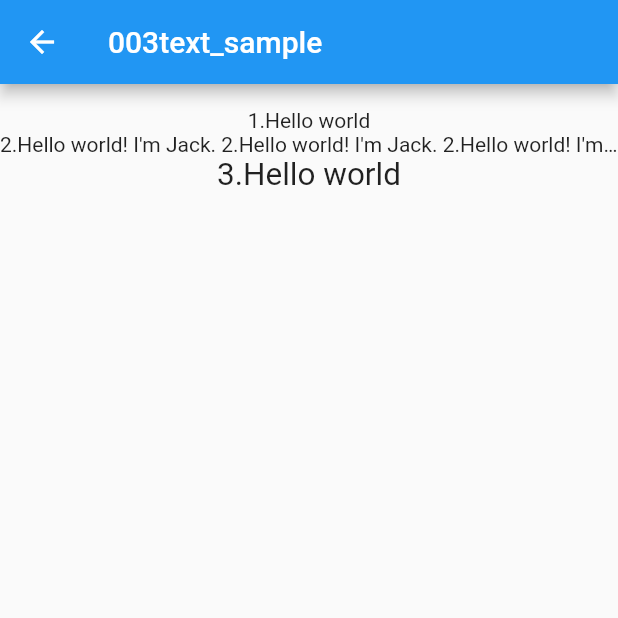
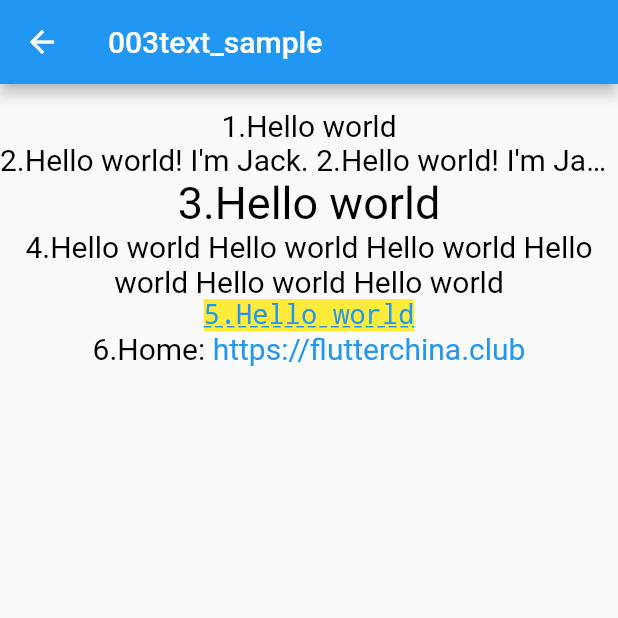
Before and after one commit to mudssky/learn-flutter, a Flutter app: the TextSample screen opened by its route, on a phone screen of 412 x 824 dp, the top half of it. Run offline on Flutter 3.47's test engine with Material 2 defaults, Android fonts, the phone set to English and light mode, and no system bars; our stand-ins replace fluttertoast, go_router, logger; Roboto replaces fonts that are missing (LXGWWenKai).

Commit message:
✨ feat: add codes

```diff
--- a/lib/practices/001counter.dart
+++ b/lib/practices/001counter.dart
@@ -1,3 +1,5 @@
+// ignore_for_file: file_names
+
 import 'package:flutter/material.dart';
 
 class Counter extends StatefulWidget {
--- a/lib/practices/003text_sample.dart
+++ b/lib/practices/003text_sample.dart
@@ -1,9 +1,11 @@
+// ignore_for_file: file_names
+
 import 'package:flutter/material.dart';
 
 class TextSample extends StatelessWidget {
-  TextSample();
+  const TextSample({super.key});
 
-  String title = "003text_sample";
+  final String title = "003text_sample";
 
   @override
   Widget build(BuildContext context) {
@@ -11,25 +13,60 @@ class TextSample extends StatelessWidget {
         appBar: AppBar(
           title: Text(title),
         ),
-        body: Padding(
+        // 设置文本默认样式的widget，最外面套一层，子节点中的文本都会继承
+        body: DefaultTextStyle(
+          style: const TextStyle(
+            color: Colors.black,
+            // color: Colors.red,
+            fontSize: 20.0,
+          ),
+          child: Padding(
             padding: const EdgeInsets.only(top: 16.0),
             child: Column(
               mainAxisAlignment: MainAxisAlignment.start,
               children: [
-              Text(
+                const Text(
                   "1.Hello world",
                   textAlign: TextAlign.left,
                 ),
+                // 溢出处理
                 Text(
                   "2.Hello world! I'm Jack. " * 4,
                   maxLines: 1,
                   overflow: TextOverflow.ellipsis,
                 ),
-              Text(
+                // 字体大小缩放
+                const Text(
                   "3.Hello world",
                   textScaleFactor: 1.5,
-              )
+                ),
+                // 对齐方式，参考系式字符widget本身，也就是文本长度大于text容器宽度才有意义
+                Text(
+                  "4.${"Hello world " * 6}", //字符串重复六次
+                  textAlign: TextAlign.center,
+                ),
+                // TextStyle,字体样式相关设置,指定文本显示的样式如颜色、字体、粗细、背景等
+                Text(
+                  "5.Hello world",
+                  style: TextStyle(
+                      color: Colors.blue,
+                      fontSize: 18.0,
+                      height: 1.2,
+                      fontFamily: "Courier",
+                      background: Paint()..color = Colors.yellow,
+                      decoration: TextDecoration.underline,
+                      decorationStyle: TextDecorationStyle.dashed),
+                ),
+                // 6 Textspan,就相当于span，可以对一个text分成不同部分设置不同的样式
+                const Text.rich(TextSpan(children: [
+                  TextSpan(text: "6.Home: "),
+                  TextSpan(
+                    text: "https://flutterchina.club",
+                    style: TextStyle(color: Colors.blue),
+                  ),
+                ]))
               ],
+            ),
           ),
         ));
   }
--- a/lib/practices/index.dart
+++ b/lib/practices/index.dart
@@ -5,6 +5,7 @@ import 'package:learn_flutter/practices/002counter_provider.dart';
 import 'package:learn_flutter/practices/003text_sample.dart';
 
 import '001counter.dart';
+import '004button_sample.dart';
 
 class RouterItem {
   late String path;
@@ -15,7 +16,8 @@ class RouterItem {
 final List<RouterItem> practiceList = [
   RouterItem('001counter', const Counter()),
   RouterItem('002counter_provider', const CounterP()),
-  RouterItem('003text_sample', TextSample())
+  RouterItem('003text_sample', const TextSample()),
+  RouterItem('004button_sample', const ButtonSample())
 ];
 
 class PracticeIndex extends StatelessWidget {
```
Also changed, not shown: lib/practices/004button_sample.dart (added, +88 -0 lines), pubspec.yaml (+10 -1 lines), pubspec.lock, 6 other files. Lines whose indentation alone changed are shown as unchanged.
